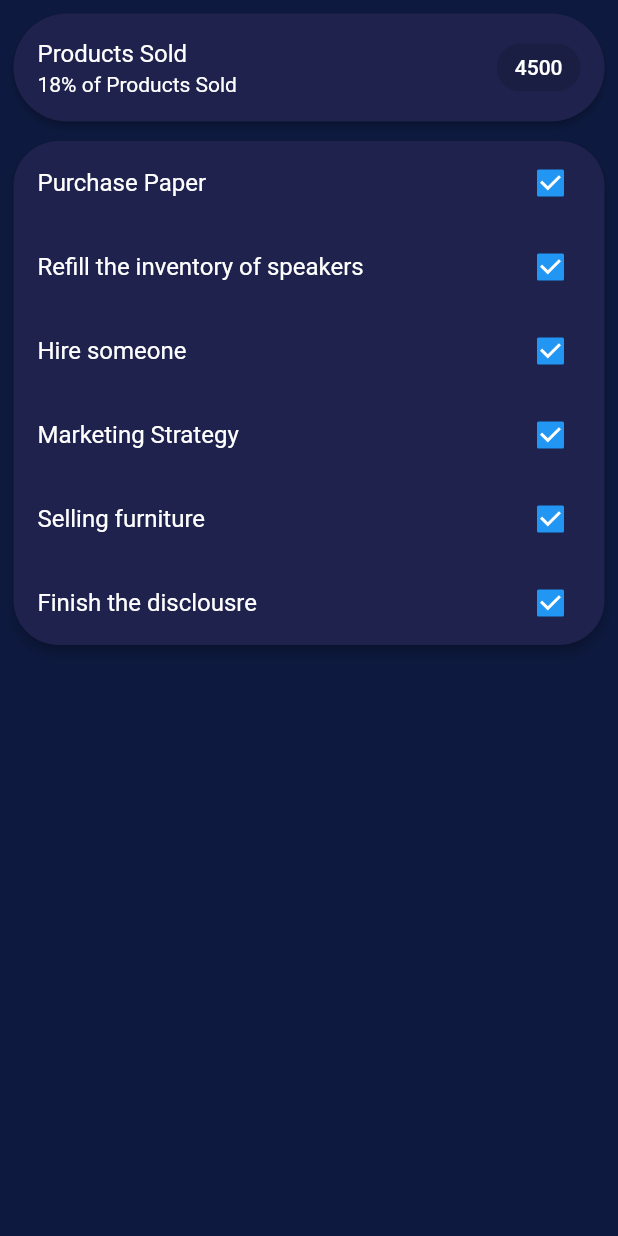
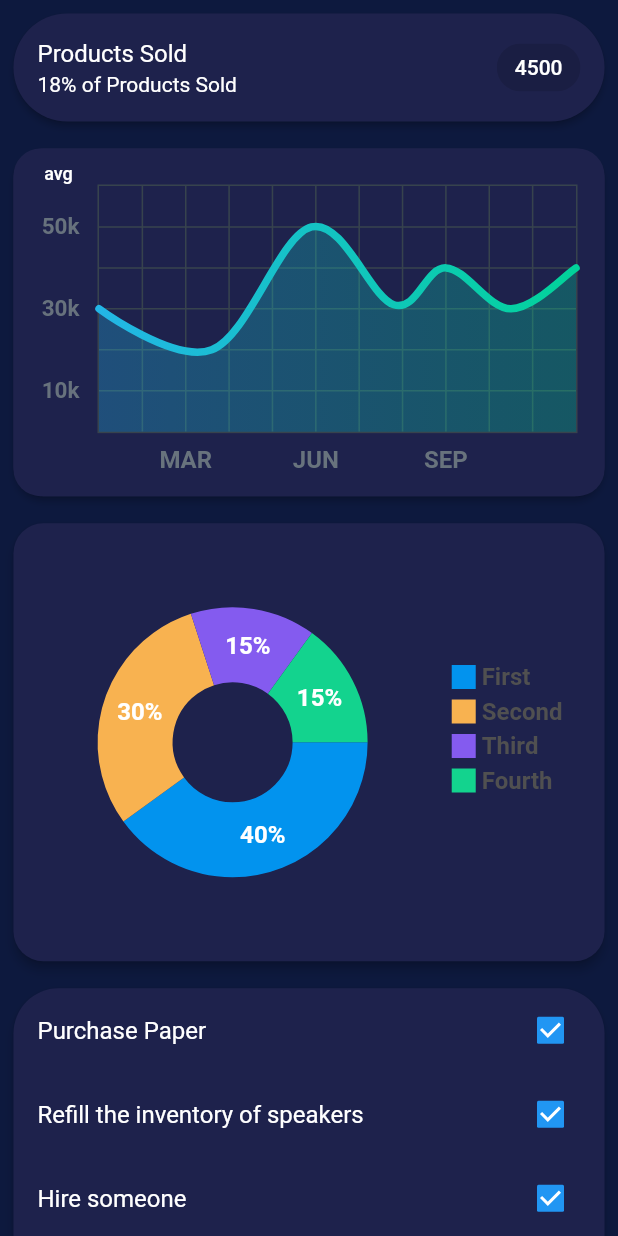
Before and after one commit to shahbajjamil/adminpanelnew, a Flutter app: the PanelLeftPage screen opened directly, on a phone screen of 412 x 824 dp. Run offline on Flutter 3.47's test engine with Material 2 defaults, Android fonts, the phone set to English and light mode, and no system bars; drawn by our look-alikes of fl_chart; missing offline and left inert: dart:html.

Commit message:
left panel completed

```diff
--- /dev/null
+++ b/lib/panel_left/curved_chart.dart
@@ -0,0 +1,289 @@
+import 'package:adminpanel/constants.dart';
+import 'package:fl_chart/fl_chart.dart';
+import 'package:flutter/material.dart';
+
+class LineChartSample2 extends StatefulWidget {
+  const LineChartSample2({Key? key}) : super(key: key);
+
+  @override
+  _LineChartSample2State createState() => _LineChartSample2State();
+}
+
+class _LineChartSample2State extends State<LineChartSample2> {
+  List<Color> gradientColors = [
+    const Color(0xff23b6e6),
+    const Color(0xff02d39a),
+  ];
+
+  bool showAvg = false;
+
+  @override
+  Widget build(BuildContext context) {
+    return Padding(
+      padding: const EdgeInsets.only(
+        left: Constants.kPadding / 2,
+        right: Constants.kPadding / 2,
+        top: Constants.kPadding,
+        bottom: Constants.kPadding,
+      ),
+      child: Card(
+        color: Constants.purpleLight,
+        elevation: 2,
+        shape: RoundedRectangleBorder(
+          borderRadius: BorderRadius.circular(20),
+        ),
+        child: Stack(
+          children: <Widget>[
+            AspectRatio(
+              aspectRatio: 1.70,
+              child: Container(
+                decoration: const BoxDecoration(
+                    borderRadius: BorderRadius.all(
+                      Radius.circular(18),
+                    ),
+                    color: Constants.purpleLight),
+                child: Padding(
+                  padding: const EdgeInsets.only(
+                      right: 18.0, left: 12.0, top: 24, bottom: 12),
+                  child: LineChart(
+                    showAvg ? avgData() : mainData(),
+                  ),
+                ),
+              ),
+            ),
+            SizedBox(
+              width: 60,
+              height: 34,
+              child: TextButton(
+                onPressed: () {
+                  setState(() {
+                    showAvg = !showAvg;
+                  });
+                },
+                child: Text(
+                  'avg',
+                  style: TextStyle(
+                      fontSize: 12,
+                      color: showAvg
+                          ? Colors.white.withOpacity(0.5)
+                          : Colors.white),
+                ),
+              ),
+            ),
+          ],
+        ),
+      ),
+    );
+  }
+
+  LineChartData mainData() {
+    return LineChartData(
+      gridData: FlGridData(
+        show: true,
+        drawVerticalLine: true,
+        getDrawingHorizontalLine: (value) {
+          return FlLine(
+            color: const Color(0xff37434d),
+            strokeWidth: 1,
+          );
+        },
+        getDrawingVerticalLine: (value) {
+          return FlLine(
+            color: const Color(0xff37434d),
+            strokeWidth: 1,
+          );
+        },
+      ),
+      titlesData: FlTitlesData(
+        show: true,
+        rightTitles: SideTitles(showTitles: false),
+        topTitles: SideTitles(showTitles: false),
+        bottomTitles: SideTitles(
+          showTitles: true,
+          reservedSize: 22,
+          interval: 1,
+          getTextStyles: (context, value) => const TextStyle(
+              color: Color(0xff68737d),
+              fontWeight: FontWeight.bold,
+              fontSize: 16),
+          getTitles: (value) {
+            switch (value.toInt()) {
+              case 2:
+                return 'MAR';
+              case 5:
+                return 'JUN';
+              case 8:
+                return 'SEP';
+            }
+            return '';
+          },
+          margin: 8,
+        ),
+        leftTitles: SideTitles(
+          showTitles: true,
+          interval: 1,
+          getTextStyles: (context, value) => const TextStyle(
+            color: Color(0xff67727d),
+            fontWeight: FontWeight.bold,
+            fontSize: 15,
+          ),
+          getTitles: (value) {
+            switch (value.toInt()) {
+              case 1:
+                return '10k';
+              case 3:
+                return '30k';
+              case 5:
+                return '50k';
+            }
+            return '';
+          },
+          reservedSize: 32,
+          margin: 12,
+        ),
+      ),
+      borderData: FlBorderData(
+          show: true,
+          border: Border.all(color: const Color(0xff37434d), width: 1)),
+      minX: 0,
+      maxX: 11,
+      minY: 0,
+      maxY: 6,
+      lineBarsData: [
+        LineChartBarData(
+          spots: [
+            FlSpot(0, 3),
+            FlSpot(2.6, 2),
+            FlSpot(4.9, 5),
+            FlSpot(6.8, 3.1),
+            FlSpot(8, 4),
+            FlSpot(9.5, 3),
+            FlSpot(11, 4),
+          ],
+          isCurved: true,
+          colors: gradientColors,
+          barWidth: 5,
+          isStrokeCapRound: true,
+          dotData: FlDotData(
+            show: false,
+          ),
+          belowBarData: BarAreaData(
+            show: true,
+            colors:
+                gradientColors.map((color) => color.withOpacity(0.3)).toList(),
+          ),
+        ),
+      ],
+    );
+  }
+
+  LineChartData avgData() {
+    return LineChartData(
+      lineTouchData: LineTouchData(enabled: false),
+      gridData: FlGridData(
+        show: true,
+        drawHorizontalLine: true,
+        getDrawingVerticalLine: (value) {
+          return FlLine(
+            color: const Color(0xff37434d),
+            strokeWidth: 1,
+          );
+        },
+        getDrawingHorizontalLine: (value) {
+          return FlLine(
+            color: const Color(0xff37434d),
+            strokeWidth: 1,
+          );
+        },
+      ),
+      titlesData: FlTitlesData(
+        show: true,
+        bottomTitles: SideTitles(
+          showTitles: true,
+          reservedSize: 22,
+          getTextStyles: (context, value) => const TextStyle(
+              color: Color(0xff68737d),
+              fontWeight: FontWeight.bold,
+              fontSize: 16),
+          getTitles: (value) {
+            switch (value.toInt()) {
+              case 2:
+                return 'MAR';
+              case 5:
+                return 'JUN';
+              case 8:
+                return 'SEP';
+            }
+            return '';
+          },
+          margin: 8,
+          interval: 1,
+        ),
+        leftTitles: SideTitles(
+          showTitles: true,
+          getTextStyles: (context, value) => const TextStyle(
+            color: Color(0xff67727d),
+            fontWeight: FontWeight.bold,
+            fontSize: 15,
+          ),
+          getTitles: (value) {
+            switch (value.toInt()) {
+              case 1:
+                return '10k';
+              case 3:
+                return '30k';
+              case 5:
+                return '50k';
+            }
+            return '';
+          },
+          reservedSize: 32,
+          interval: 1,
+          margin: 12,
+        ),
+        topTitles: SideTitles(showTitles: false),
+        rightTitles: SideTitles(showTitles: false),
+      ),
+      borderData: FlBorderData(
+          show: true,
+          border: Border.all(color: const Color(0xff37434d), width: 1)),
+      minX: 0,
+      maxX: 11,
+      minY: 0,
+      maxY: 6,
+      lineBarsData: [
+        LineChartBarData(
+          spots: [
+            FlSpot(0, 3.44),
+            FlSpot(2.6, 3.44),
+            FlSpot(4.9, 3.44),
+            FlSpot(6.8, 3.44),
+            FlSpot(8, 3.44),
+            FlSpot(9.5, 3.44),
+            FlSpot(11, 3.44),
+          ],
+          isCurved: true,
+          colors: [
+            ColorTween(begin: gradientColors[0], end: gradientColors[1])
+                .lerp(0.2)!,
+            ColorTween(begin: gradientColors[0], end: gradientColors[1])
+                .lerp(0.2)!,
+          ],
+          barWidth: 5,
+          isStrokeCapRound: true,
+          dotData: FlDotData(
+            show: false,
+          ),
+          belowBarData: BarAreaData(show: true, colors: [
+            ColorTween(begin: gradientColors[0], end: gradientColors[1])
+                .lerp(0.2)!
+                .withOpacity(0.1),
+            ColorTween(begin: gradientColors[0], end: gradientColors[1])
+                .lerp(0.2)!
+                .withOpacity(0.1),
+          ]),
+        ),
+      ],
+    );
+  }
+}
--- a/lib/panel_left/panel_left_page.dart
+++ b/lib/panel_left/panel_left_page.dart
@@ -1,4 +1,6 @@
 import 'package:adminpanel/constants.dart';
+import 'package:adminpanel/panel_left/circle_graph.dart';
+import 'package:adminpanel/panel_left/curved_chart.dart';
 import 'package:adminpanel/responsve_layout.dart';
 import 'package:flutter/material.dart';
 
@@ -83,8 +85,8 @@
                     ),
                   ),
                 ),
-                //graph1
-                //graph2
+                LineChartSample2(),
+                PieChartSample2(),
                 Padding(
                   padding: const EdgeInsets.only(
                       left: Constants.kPadding / 2,
```
Also changed, not shown: lib/panel_left/circle_graph.dart (added, +203 -0 lines).
